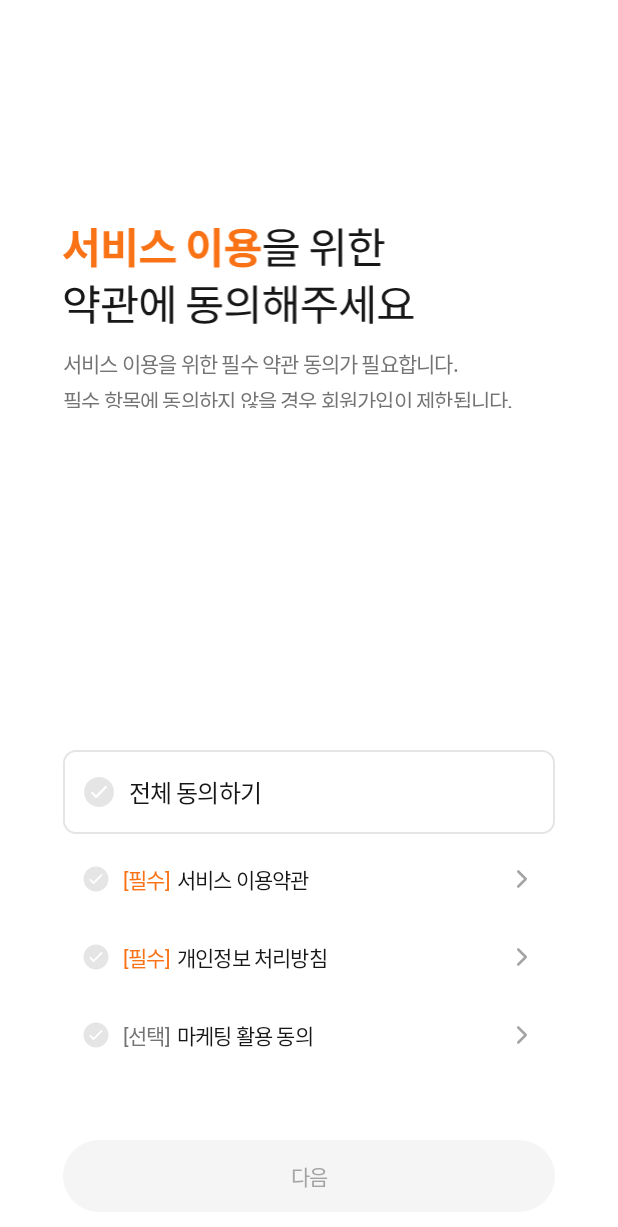
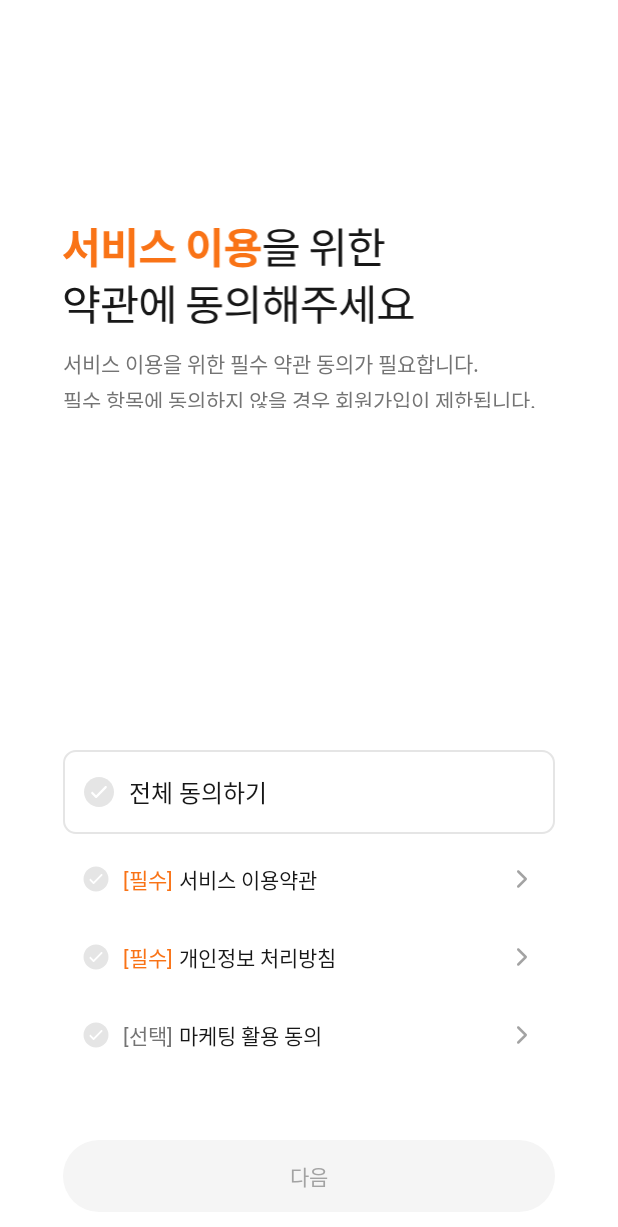
Before and after one commit to koojihun/Chewite, an Android app: the AgreeFragment screen opened directly, with no data from a screen before it, on a phone screen of 412 x 824 dp. Shown: the top 1227 px of the screen. Run offline under Robolectric (Android 15) with nearby library versions, the phone set to English and light mode, and no system bars.

```diff
--- a/app/src/main/AndroidManifest.xml
+++ b/app/src/main/AndroidManifest.xml
@@ -14,16 +14,12 @@
         <activity
             android:name=".ui.MainActivity"
             android:exported="true">
-        </activity>
-        <activity
-            android:name=".ui.login.LoginActivity"
-            android:exported="true">
             <intent-filter>
                 <action android:name="android.intent.action.MAIN" />
-
                 <category android:name="android.intent.category.LAUNCHER" />
             </intent-filter>
         </activity>
+        <activity android:name=".ui.login.LoginActivity"/>
         <activity android:name=".ui.signup.SignUpActivity"/>
     </application>
 
--- a/app/src/main/java/com/chewite/app/ui/MainActivity.kt
+++ b/app/src/main/java/com/chewite/app/ui/MainActivity.kt
@@ -33,7 +33,7 @@ class MainActivity : BaseActivity() {
     }
 
     private fun initBottomNavView() {
-        val navView: BottomNavigationView = binding.bottomNavView
+        val navView: BottomNavigationView = binding.mainBottomNavView
         val navHostFragment = supportFragmentManager
             .findFragmentById(R.id.nav_host_fragment_activity_main) as NavHostFragment
         val navController = navHostFragment.navController
--- a/app/src/main/res/color/bottom_nav_view_color_selector.xml
+++ b/app/src/main/res/color/main_bottom_nav_icon_color_selector.xml
@@ -1,5 +1,5 @@
 <?xml version="1.0" encoding="utf-8"?>
 <selector xmlns:android="http://schemas.android.com/apk/res/android">
     <item android:color="@color/primary_500" android:state_checked="true" />
-    <item android:color="@color/bottom_menu_non_selected_icon_color" />
+    <item android:color="@color/gray_300" />
 </selector>
--- /dev/null
+++ b/app/src/main/res/color/main_bottom_nav_text_color_selector.xml
@@ -0,0 +1,5 @@
+<?xml version="1.0" encoding="utf-8"?>
+<selector xmlns:android="http://schemas.android.com/apk/res/android">
+    <item android:color="@color/primary_500" android:state_checked="true" />
+    <item android:color="@color/gray_400" />
+</selector>
--- /dev/null
+++ b/app/src/main/res/drawable/main_bottom_navbar_background.xml
@@ -0,0 +1,4 @@
+<shape xmlns:android="http://schemas.android.com/apk/res/android">
+    <solid android:color="@android:color/white"/>
+    <corners android:topLeftRadius="24dp" android:topRightRadius="24dp"/>
+</shape>
--- a/app/src/main/res/layout/activity_signup.xml
+++ b/app/src/main/res/layout/activity_signup.xml
@@ -52,6 +52,5 @@
         android:fontFamily="@font/spoqa_han_sans_neo_regular"
         android:textColor="@color/signup_bottom_button_text_color_selector"
         android:textSize="14sp"
-        android:lineHeight="24sp"
-        android:letterSpacing="-0.0375" />
+        android:lineHeight="24sp" />
 </androidx.constraintlayout.widget.ConstraintLayout>
--- a/app/src/main/res/layout/fragment_signup_agree.xml
+++ b/app/src/main/res/layout/fragment_signup_agree.xml
@@ -30,8 +30,7 @@
         android:fontFamily="@font/spoqa_han_sans_neo_regular"
         android:textColor="@color/gray_500"
         android:textSize="14sp"
-        android:lineHeight="20sp"
-        android:letterSpacing="-0.0375"/>
+        android:lineHeight="20sp" />
 
     <LinearLayout
         android:id="@+id/signup_all_agree_button"
@@ -59,8 +58,7 @@
             android:fontFamily="@font/spoqa_han_sans_neo_regular"
             android:textColor="@color/gray_900"
             android:textSize="16sp"
-            android:lineHeight="24sp"
-            android:letterSpacing="-0.0375"/>
+            android:lineHeight="24sp" />
     </LinearLayout>
 
     <LinearLayout
@@ -86,8 +84,7 @@
             android:fontFamily="@font/spoqa_han_sans_neo_regular"
             android:textColor="@color/primary_500"
             android:textSize="14sp"
-            android:lineHeight="20sp"
-            android:letterSpacing="-0.0375"/>
+            android:lineHeight="20sp" />
         <TextView
             android:layout_width="wrap_content"
             android:layout_height="wrap_content"
@@ -96,8 +93,7 @@
             android:fontFamily="@font/spoqa_han_sans_neo_regular"
             android:textColor="@color/gray_900"
             android:textSize="14sp"
-            android:lineHeight="20sp"
-            android:letterSpacing="-0.0375"/>
+            android:lineHeight="20sp" />
         <View
             android:layout_width="0dp"
             android:layout_height="0dp"
@@ -132,8 +128,7 @@
             android:fontFamily="@font/spoqa_han_sans_neo_regular"
             android:textColor="@color/primary_500"
             android:textSize="14sp"
-            android:lineHeight="20sp"
-            android:letterSpacing="-0.0375"/>
+            android:lineHeight="20sp" />
         <TextView
             android:layout_width="wrap_content"
             android:layout_height="wrap_content"
@@ -142,8 +137,7 @@
             android:fontFamily="@font/spoqa_han_sans_neo_regular"
             android:textColor="@color/gray_900"
             android:textSize="14sp"
-            android:lineHeight="20sp"
-            android:letterSpacing="-0.0375"/>
+            android:lineHeight="20sp" />
         <View
             android:layout_width="0dp"
             android:layout_height="0dp"
@@ -178,8 +172,7 @@
             android:fontFamily="@font/spoqa_han_sans_neo_regular"
             android:textColor="@color/gray_500"
             android:textSize="14sp"
-            android:lineHeight="20sp"
-            android:letterSpacing="-0.0375"/>
+            android:lineHeight="20sp" />
         <TextView
             android:layout_width="wrap_content"
             android:layout_height="wrap_content"
@@ -188,8 +181,7 @@
             android:fontFamily="@font/spoqa_han_sans_neo_regular"
             android:textColor="@color/gray_900"
             android:textSize="14sp"
-            android:lineHeight="20sp"
-            android:letterSpacing="-0.0375"/>
+            android:lineHeight="20sp" />
         <View
             android:layout_width="0dp"
             android:layout_height="0dp"
--- a/app/src/main/res/layout/fragment_signup_bottom_sheet.xml
+++ b/app/src/main/res/layout/fragment_signup_bottom_sheet.xml
@@ -23,10 +23,11 @@
         android:text="@string/signup_profile_bottom_sheet_select_album_button_text"
         android:fontFamily="@font/spoqa_han_sans_neo_regular"
         android:gravity="center"
+
         android:textColor="@color/black"
         android:textSize="16sp"
         android:lineHeight="24sp"
-        android:letterSpacing="-0.0375"
+
         app:backgroundTint="@color/white"
         app:cornerRadius="12dp"
         app:rippleColor="?attr/colorControlHighlight"
@@ -56,7 +57,7 @@
         android:textColor="@color/black"
         android:textSize="16sp"
         android:lineHeight="24sp"
-        android:letterSpacing="-0.0375"
+
         app:backgroundTint="@color/white"
         app:cornerRadius="12dp"
         app:rippleColor="?attr/colorControlHighlight"
--- a/app/src/main/res/values/colors.xml
+++ b/app/src/main/res/values/colors.xml
@@ -13,6 +13,7 @@
     <color name="white">#FFFFFFFF</color>
     <color name="gray_100">#F5F5F5</color>
     <color name="gray_200">#E5E5E5</color>
+    <color name="gray_300">#D4D4D4</color>
     <color name="gray_400">#A3A3A3</color>
     <color name="gray_500">#747474</color>
     <color name="gray_900">#171717</color>
```
Also changed, not shown: app/src/main/java/com/chewite/app/ui/my/MyFragment.kt (+7 -0 lines), app/src/main/res/layout/activity_login.xml (+4 -8 lines), app/src/main/res/layout/activity_main.xml (+42 -10 lines), app/src/main/res/layout/fragment_signup_bottom_sheet_with_delete.xml (+6 -3 lines), app/src/main/res/layout/fragment_signup_profile.xml (+2 -5 lines), app/src/main/res/values/styles.xml (+6 -1 lines).
